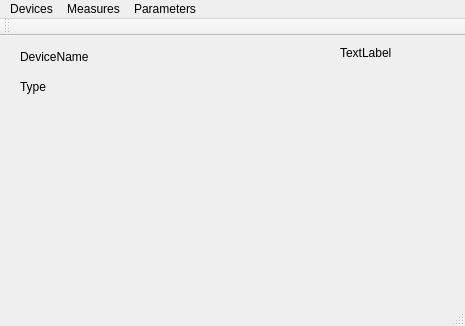
The window that src/Tsunami/devicewindow.ui (maluginp/Tsunami) describes before a commit, drawn with Qt 5.
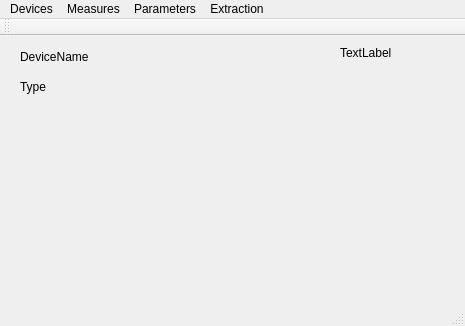
The same window after the commit.

Diff of the .ui file:
```diff
--- a/src/Tsunami/devicewindow.ui
+++ b/src/Tsunami/devicewindow.ui
@@ -85,9 +85,16 @@
     </property>
     <addaction name="actionEditorLibrary"/>
    </widget>
+   <widget class="QMenu" name="menuExtraction">
+    <property name="title">
+     <string>Extraction</string>
+    </property>
+    <addaction name="actionExtractionRun"/>
+   </widget>
    <addaction name="menuDevice"/>
    <addaction name="menuMeasures"/>
    <addaction name="menuParameters"/>
+   <addaction name="menuExtraction"/>
   </widget>
   <widget class="QToolBar" name="mainToolBar">
    <attribute name="toolBarArea">
```
Left out of the diff: 5 changed lines with no effect on the pictures.
